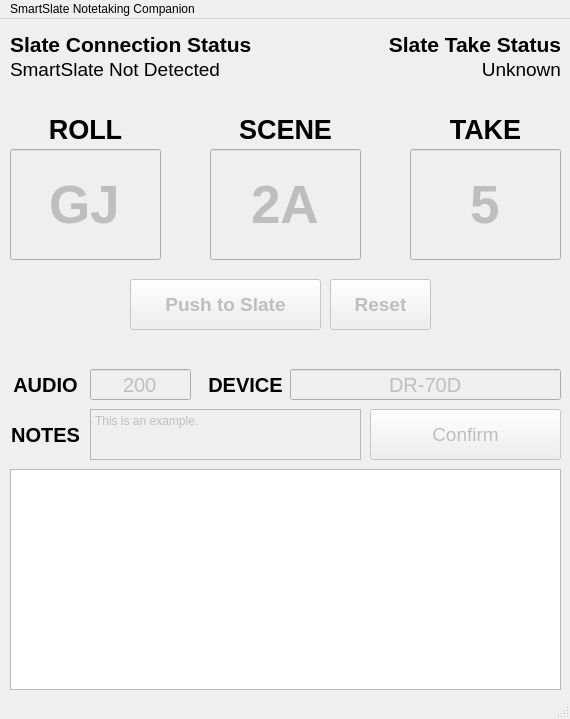
First picture: the form in notetaker.ui, repository eollins/SmartSlateCompanion, before the edit.
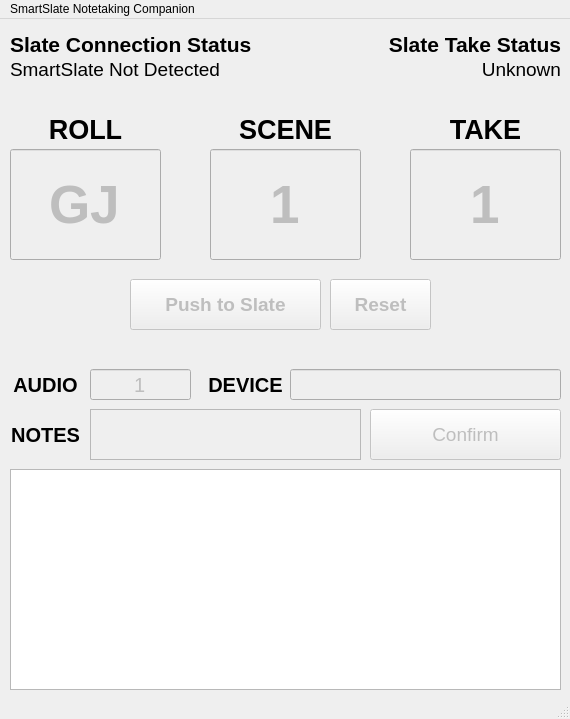
Second picture: the form after the edit.

```diff
--- a/notetaker.ui
+++ b/notetaker.ui
@@ -160,7 +160,7 @@
      </font>
     </property>
     <property name="text">
-     <string>2A</string>
+     <string>1</string>
     </property>
     <property name="alignment">
      <set>Qt::AlignCenter</set>
@@ -207,7 +207,7 @@
      </font>
     </property>
     <property name="text">
-     <string>5</string>
+     <string>1</string>
     </property>
     <property name="alignment">
      <set>Qt::AlignCenter</set>
@@ -286,7 +286,7 @@
      </font>
     </property>
     <property name="text">
-     <string>200</string>
+     <string>1</string>
     </property>
     <property name="alignment">
      <set>Qt::AlignCenter</set>
@@ -356,7 +356,7 @@
 li.unchecked::marker { content: &quot;\2610&quot;; }
 li.checked::marker { content: &quot;\2612&quot;; }
 &lt;/style&gt;&lt;/head&gt;&lt;body style=&quot; font-family:'Segoe UI'; font-size:9pt; font-weight:400; font-style:normal;&quot;&gt;
-&lt;p style=&quot; margin-top:0px; margin-bottom:0px; margin-left:0px; margin-right:0px; -qt-block-indent:0; text-indent:0px;&quot;&gt;This is an example.&lt;/p&gt;&lt;/body&gt;&lt;/html&gt;</string>
+&lt;p style=&quot;-qt-paragraph-type:empty; margin-top:0px; margin-bottom:0px; margin-left:0px; margin-right:0px; -qt-block-indent:0; text-indent:0px;&quot;&gt;&lt;br /&gt;&lt;/p&gt;&lt;/body&gt;&lt;/html&gt;</string>
     </property>
    </widget>
    <widget class="QPushButton" name="confirm_button">
@@ -422,7 +422,7 @@
      </font>
     </property>
     <property name="text">
-     <string>DR-70D</string>
+     <string/>
     </property>
     <property name="alignment">
      <set>Qt::AlignCenter</set>
```
